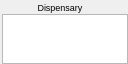
Before: the Qt Designer form meds_dispensary.ui in kenaaker/dispensary_app, drawn with Qt 5.
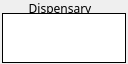
After: the same form once the commit is applied.

Commit message: Got screen working on ssd1306.

Diff of the .ui file:
```diff
--- a/meds_dispensary.ui
+++ b/meds_dispensary.ui
@@ -28,6 +28,12 @@
     <height>64</height>
    </size>
   </property>
+  <property name="font">
+   <font>
+    <family>Sans Serif</family>
+    <pointsize>11</pointsize>
+   </font>
+  </property>
   <property name="windowTitle">
    <string>Meds_dispensary</string>
   </property>
@@ -40,8 +46,16 @@
      <height>16</height>
     </rect>
    </property>
+   <property name="font">
+    <font>
+     <family>Sans Serif</family>
+     <pointsize>9</pointsize>
+     <italic>false</italic>
+     <kerning>true</kerning>
+    </font>
+   </property>
    <property name="text">
-    <string>&lt;html&gt;&lt;head/&gt;&lt;body&gt;&lt;p&gt;&lt;span style=&quot; font-size:7pt;&quot;&gt;Dispensary&lt;/span&gt;&lt;/p&gt;&lt;/body&gt;&lt;/html&gt;</string>
+    <string>&lt;html&gt;&lt;head/&gt;&lt;body&gt;&lt;p&gt;&lt;span style=&quot; font-size:9pt;&quot;&gt;Dispensary&lt;/span&gt;&lt;/p&gt;&lt;/body&gt;&lt;/html&gt;</string>
    </property>
    <property name="scaledContents">
     <bool>true</bool>
@@ -51,11 +65,14 @@
    </property>
   </widget>
   <widget class="QGraphicsView" name="d_status_view">
+   <property name="enabled">
+    <bool>true</bool>
+   </property>
    <property name="geometry">
     <rect>
      <x>2</x>
-     <y>14</y>
-     <width>126</width>
+     <y>13</y>
+     <width>124</width>
      <height>50</height>
     </rect>
    </property>
@@ -68,9 +85,23 @@
    <property name="maximumSize">
     <size>
      <width>128</width>
-     <height>50</height>
+     <height>52</height>
     </size>
    </property>
+   <property name="font">
+    <font>
+     <pointsize>9</pointsize>
+    </font>
+   </property>
+   <property name="frameShape">
+    <enum>QFrame::Box</enum>
+   </property>
+   <property name="frameShadow">
+    <enum>QFrame::Plain</enum>
+   </property>
+   <property name="lineWidth">
+    <number>1</number>
+   </property>
   </widget>
  </widget>
  <layoutdefault spacing="6" margin="11"/>
```
The commit also changes 2 other files.
